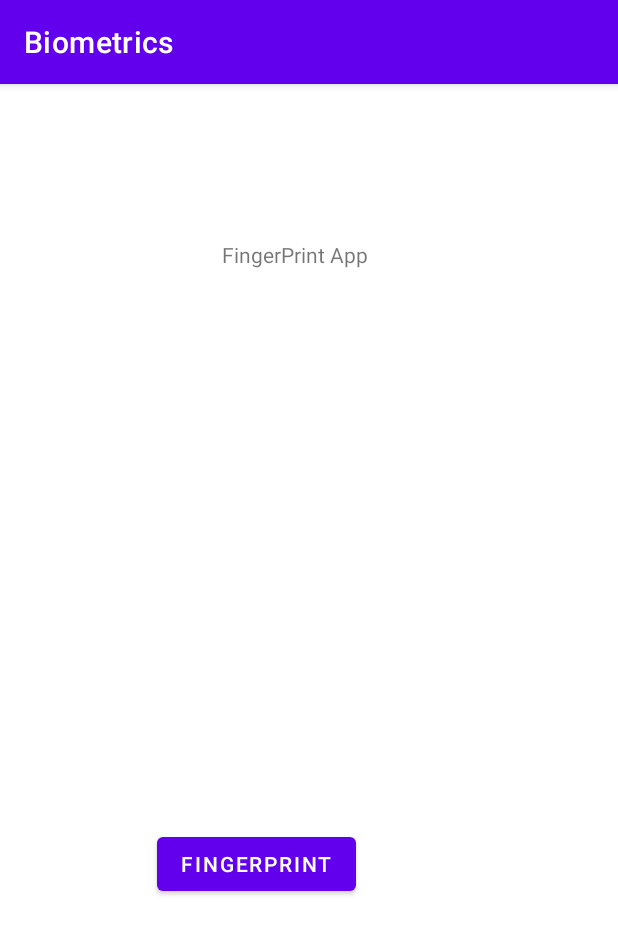
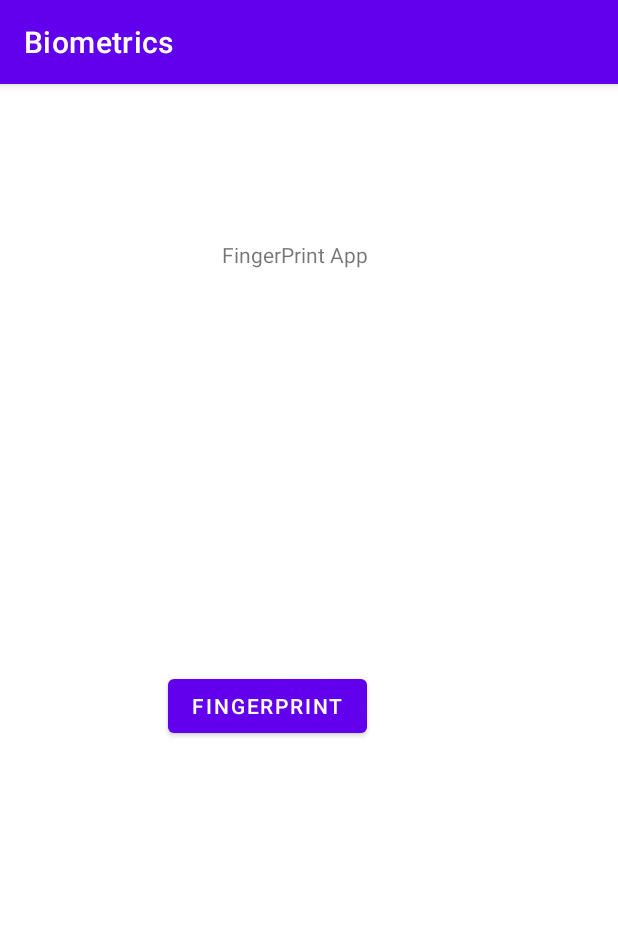
Before and after one commit to NoamZec/Biometrics1, an Android app: the screen it shows after launch (MainActivity), after a tap on "FINGERPRINT", on a phone screen of 412 x 824 dp. Shown: the top 934 px of the screen. Run offline under Robolectric (Android 15) with nearby library versions, the phone set to English and light mode, and no system bars.

```diff
--- a/app/build.gradle
+++ b/app/build.gradle
@@ -3,12 +3,12 @@ plugins {
 }
 
 android {
-    compileSdk 32
+    compileSdk 33
 
     defaultConfig {
         applicationId "com.example.biometrics"
         minSdk 29
-        targetSdk 32
+        targetSdk 33
         versionCode 1
         versionName "1.0"
 
--- a/app/src/main/java/com/example/biometrics/MainActivity.java
+++ b/app/src/main/java/com/example/biometrics/MainActivity.java
@@ -23,8 +23,8 @@ import java.util.concurrent.Executor;
 public class MainActivity extends AppCompatActivity {
 
     Button fingerPrint;
-    BiometricPrompt biometricPrompt;
-    BiometricPrompt.PromptInfo promptInfo;
+    private BiometricPrompt biometricPrompt;
+    private BiometricPrompt.PromptInfo promptInfo;
     @Override
     protected void onCreate(Bundle savedInstanceState) {
         super.onCreate(savedInstanceState);
@@ -34,6 +34,18 @@ public class MainActivity extends AppCompatActivity {
         fingerPrint.setOnClickListener(new View.OnClickListener() {
             @Override
             public void onClick(View view) {
+                BiometricPrompt.PromptInfo promptInfo =
+                        new BiometricPrompt.PromptInfo.Builder()
+                                .setTitle("Biometric login for my app")
+                                .setSubtitle("Log in using your biometric credential")
+                                .setNegativeButtonText("Cancel")
+                                .build();
+            }
+        });
+
+    }
+
+    public BiometricPrompt AfterFingerPrint(){
         Executor executor = ContextCompat.getMainExecutor(MainActivity.this);
         biometricPrompt = new BiometricPrompt(MainActivity.this, executor, new BiometricPrompt.AuthenticationCallback() {
             @Override
@@ -52,8 +64,7 @@ public class MainActivity extends AppCompatActivity {
                 super.onAuthenticationFailed();
             }
         });
-            }
-        });
 
+        return biometricPrompt;
     }
 }
--- a/app/src/main/res/layout/activity_main.xml
+++ b/app/src/main/res/layout/activity_main.xml
@@ -26,9 +26,9 @@
         android:text="FingerPrint"
         app:layout_constraintBottom_toBottomOf="parent"
         app:layout_constraintEnd_toEndOf="parent"
-        app:layout_constraintHorizontal_bias="0.375"
+        app:layout_constraintHorizontal_bias="0.4"
         app:layout_constraintStart_toStartOf="parent"
         app:layout_constraintTop_toTopOf="parent"
-        app:layout_constraintVertical_bias="0.689" />
+        app:layout_constraintVertical_bias="0.543" />
 
 </androidx.constraintlayout.widget.ConstraintLayout>
```
Lines whose indentation alone changed are shown as unchanged.
